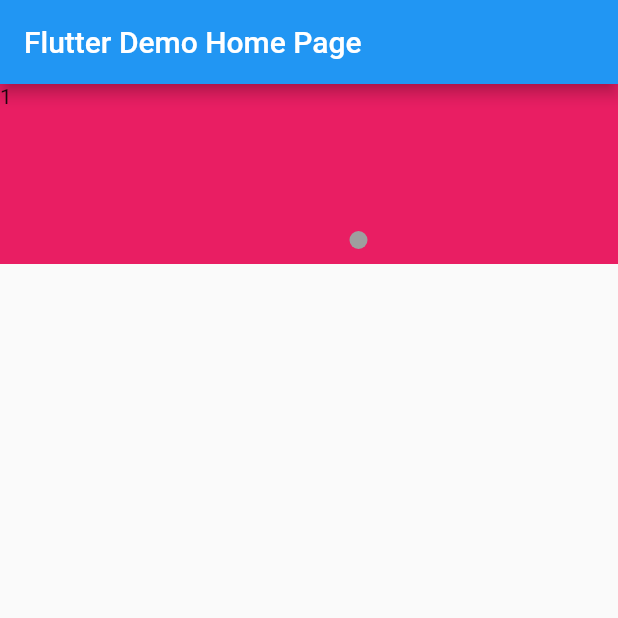
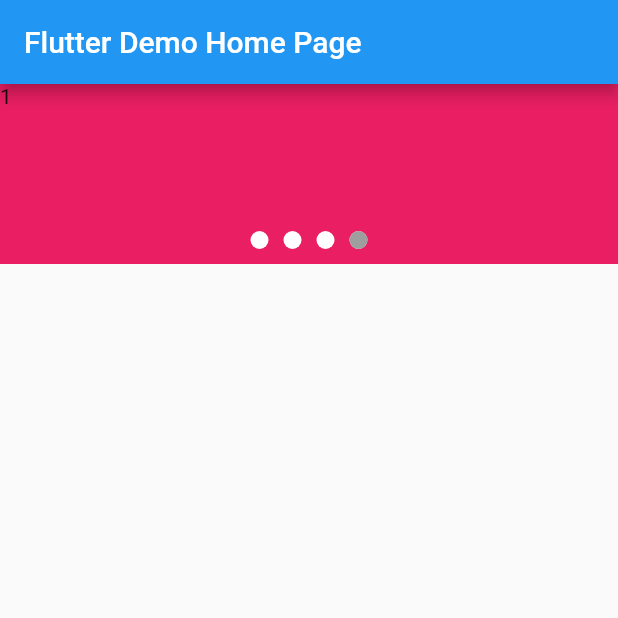
Before and after one commit to CaiJingLong/flutter_page_indicator, a Flutter app: the screen it shows after launch, on a phone screen of 412 x 824 dp, the top half of it. Run offline on Flutter 3.47's test engine with Material 2 defaults, Android fonts, the phone set to English and light mode, and no system bars.

Commit message:
Migrate the package to sound null-safety

```diff
--- a/lib/src/container.dart
+++ b/lib/src/container.dart
@@ -27,9 +27,9 @@ class PageIndicatorContainer extends StatefulWidget {
   final double indicatorSpace;
 
   const PageIndicatorContainer({
-    Key key,
-    @required this.child,
-    @required this.length,
+    Key? key,
+    required this.child,
+    required this.length,
     this.padding = const EdgeInsets.only(bottom: 10.0, top: 10.0),
     this.align = IndicatorAlign.bottom,
     this.indicatorColor = Colors.white,
@@ -43,7 +43,7 @@ class PageIndicatorContainer extends StatefulWidget {
 }
 
 class PageContainerState extends State<PageIndicatorContainer> {
-  double currentPage;
+  double? currentPage;
 
   @override
   Widget build(BuildContext context) {
@@ -53,7 +53,7 @@ class PageContainerState extends State<PageIndicatorContainer> {
 
     double height = widget.shape.height;
 
-    final initPage = pageView?.controller?.initialPage ?? 0.0;
+    final initPage = pageView.controller.initialPage;
 
     final currentPage = this.currentPage ?? initPage.toDouble();
 
@@ -107,11 +107,11 @@ class PageContainerState extends State<PageIndicatorContainer> {
     );
   }
 
-  PageView get pageView => widget.child;
+  PageView get pageView => widget.child as PageView;
 
   bool _onScroll(ScrollNotification notification) {
     if (notification.metrics is PageMetrics) {
-      final PageMetrics metrics = notification.metrics;
+      final PageMetrics metrics = notification.metrics as PageMetrics;
       currentPage = metrics.page;
       setState(() {});
     }
--- a/lib/src/indicator.dart
+++ b/lib/src/indicator.dart
@@ -21,11 +21,11 @@ class PageIndicator extends StatefulWidget {
   final double initialPage;
 
   const PageIndicator({
-    Key key,
+    Key? key,
     this.color = Colors.white,
     this.selectedColor = Colors.grey,
-    @required this.length,
-    @required this.currentPage,
+    required this.length,
+    required this.currentPage,
     this.initialPage = 0,
     this.indicatorSpace = 5.0,
     this.indicatorShape = IndicatorShape.defaultCircle,
@@ -50,13 +50,13 @@ class _PageIndicatorState extends State<PageIndicator> {
 
   @override
   Widget build(BuildContext context) {
-    CustomPainter indicatorPainter;
+    CustomPainter? indicatorPainter;
 
     IndicatorShape shape = widget.indicatorShape;
 
     bool reverse = widget.reverse;
 
-    final page = widget.currentPage ?? widget.initialPage;
+    final page = widget.currentPage;
 
     if (shape is OvalShape) {
       indicatorPainter = OvalPainter(
@@ -109,9 +109,9 @@ class OvalPainter extends CustomPainter {
   Color color;
   Color selectedColor;
   double padding;
-  Paint _circlePaint;
-  Paint _selectedPaint;
-  Size size;
+  late Paint _circlePaint;
+  late Paint _selectedPaint;
+  Size? size;
 
   OvalPainter({
     this.page = 0.0,
@@ -127,22 +127,17 @@ class OvalPainter extends CustomPainter {
     _selectedPaint = Paint();
     _selectedPaint.color = selectedColor;
 
-    this.page ??= 0.0;
-    this.count ??= 0;
-    this.color ??= Colors.white;
-    this.selectedColor ??= Colors.grey;
     this.size ??= Size(12, 12);
-    this.padding ??= 5.0;
   }
-  double get totalWidth => count * size.width + padding * (count - 1);
+  double get totalWidth => count * size!.width + padding * (count - 1);
 
   @override
   void paint(Canvas canvas, Size size) {
-    var height = this.size.height;
-    var width = this.size.width;
+    var height = this.size!.height;
+    var width = this.size!.width;
     var centerWidth = size.width / 2;
     var startX = centerWidth - totalWidth / 2;
-    for (var i = 0; i < count ?? 0; i++) {
+    for (var i = 0; i < count; i++) {
       var x = startX + i * (width + padding);
       var rect = Rect.fromLTWH(x, 0, width, height);
       canvas.drawOval(rect, _circlePaint);
@@ -163,10 +158,10 @@ class RRectPainter extends CustomPainter {
   Color color;
   Color selectedColor;
   double padding;
-  Paint _circlePaint;
-  Paint _selectedPaint;
-  Size size;
-  Size cornerSize;
+  late Paint _circlePaint;
+  late Paint _selectedPaint;
+  Size? size;
+  Size? cornerSize;
 
   RRectPainter({
     this.page = 0.0,
@@ -183,27 +178,22 @@ class RRectPainter extends CustomPainter {
     _selectedPaint = Paint();
     _selectedPaint.color = selectedColor;
 
-    this.page ??= 0.0;
-    this.count ??= 0;
-    this.color ??= Colors.white;
-    this.selectedColor ??= Colors.grey;
     this.size ??= Size(12, 12);
-    this.padding ??= 5.0;
   }
-  double get totalWidth => count * size.width + padding * (count - 1);
+  double get totalWidth => count * size!.width + padding * (count - 1);
 
   @override
   void paint(Canvas canvas, Size size) {
-    var height = this.size.height;
-    var width = this.size.width;
+    var height = this.size!.height;
+    var width = this.size!.width;
     var centerWidth = size.width / 2;
     var startX = centerWidth - totalWidth / 2;
-    for (var i = 0; i < count ?? 0; i++) {
+    for (var i = 0; i < count; i++) {
       var x = startX + i * (width + padding);
       var rect = Rect.fromLTWH(x, 0, width, height);
       var rrect = RRect.fromRectAndRadius(
         rect,
-        Radius.elliptical(cornerSize.width, cornerSize.height),
+        Radius.elliptical(cornerSize!.width, cornerSize!.height),
       );
       canvas.drawRRect(rrect, _circlePaint);
     }
@@ -212,7 +202,7 @@ class RRectPainter extends CustomPainter {
     var rect = Rect.fromLTWH(selectedX, 0, width, height);
     var rrect = RRect.fromRectAndRadius(
       rect,
-      Radius.elliptical(cornerSize.width, cornerSize.height),
+      Radius.elliptical(cornerSize!.width, cornerSize!.height),
     );
     canvas.drawRRect(rrect, _selectedPaint);
   }
@@ -228,8 +218,8 @@ class CirclePainter extends CustomPainter {
   Color selectedColor;
   double radius;
   double padding;
-  Paint _circlePaint;
-  Paint _selectedPaint;
+  late Paint _circlePaint;
+  late Paint _selectedPaint;
 
   CirclePainter({
     this.page = 0.0,
@@ -244,13 +234,6 @@ class CirclePainter extends CustomPainter {
 
     _selectedPaint = Paint();
     _selectedPaint.color = selectedColor;
-
-    this.page ??= 0.0;
-    this.count ??= 0;
-    this.color ??= Colors.white;
-    this.selectedColor ??= Colors.grey;
-    this.radius ??= 12.0;
-    this.padding ??= 5.0;
   }
 
   double get totalWidth => count * radius * 2 + padding * (count - 1);
@@ -259,7 +242,7 @@ class CirclePainter extends CustomPainter {
   void paint(Canvas canvas, Size size) {
     var centerWidth = size.width / 2;
     var startX = centerWidth - totalWidth / 2;
-    for (var i = 0; i < count ?? 0; i++) {
+    for (var i = 0; i < count; i++) {
       var x = startX + i * (radius * 2 + padding) + radius;
       canvas.drawCircle(Offset(x, radius), radius, _circlePaint);
     }
--- a/pubspec.yaml
+++ b/pubspec.yaml
@@ -44,5 +44,5 @@ flutter:
   # https://flutter.io/custom-fonts/#from-packages
 
 environment:
-  sdk: '>=2.0.0-dev.28.0 <3.0.0'
+  sdk: '>=2.12.0 <3.0.0'
   flutter: '>=0.3.0 <2.0.0'
```
Also changed, not shown: example/pubspec.lock, pubspec.lock.
